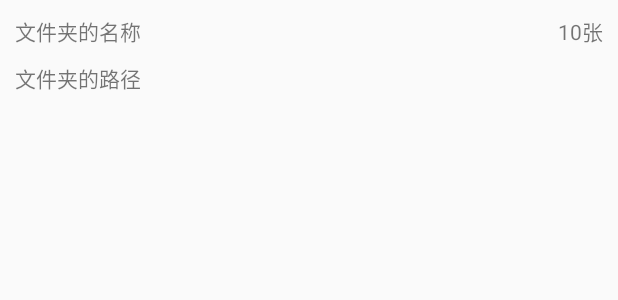
After one commit to liaowjcoder/ImageLoaderDemo, an Android app: the layout item_dir.xml on its own in the app's theme, with its tools: preview values and no code run, on a phone screen of 412 x 824 dp. The commit adds this screen. Shown: the top 300 px of the screen. Run offline under Robolectric (Android 15) with nearby library versions, the phone set to English and light mode, and no system bars.

```diff
--- a/app/src/main/java/com/zeal/imageloaderdemo/MainActivity.java
+++ b/app/src/main/java/com/zeal/imageloaderdemo/MainActivity.java
@@ -165,7 +165,7 @@ public class MainActivity extends AppCompatActivity implements View.OnClickListe
                     mFolders.add(folderBean);
 
 
-                    if (fileCount > mMaxFileCount) {
+                    if (fileCount > mMaxFileCount) {//得到最多少数量文件的文件夹
                         mMaxFileCount = fileCount;
                         mCurSelectedFolder = parentFile;
                     }
@@ -203,6 +203,7 @@ public class MainActivity extends AppCompatActivity implements View.OnClickListe
         //        folder.setFirstFilePath(mAllFils.get(0));
         //        mFolders.add(0, folder);
 
+        if (mCurSelectedFolder != null) {
             mCurFiles = Arrays.asList(mCurSelectedFolder.list(new FilenameFilter() {
                 @Override
                 public boolean accept(File dir, String filename) {
@@ -249,6 +250,7 @@ public class MainActivity extends AppCompatActivity implements View.OnClickListe
             mTvImgCount.setText(mCurFiles.size() + "张");
             mTvFolderName.setText(mCurSelectedFolder.getName());
         }
+    }
 
     private boolean checkFileAviable(String filePath) {
         final BitmapFactory.Options options = new BitmapFactory.Options();
@@ -264,7 +266,6 @@ public class MainActivity extends AppCompatActivity implements View.OnClickListe
      * 得到该文件夹下有多少符合条件的文件
      *
      * @param parentFile 需要检测
-     *
      * @return
      */
     private int getFileCounts(File parentFile) {
--- a/app/src/main/java/com/zeal/imageloaderdemo/MyAdapter.java
+++ b/app/src/main/java/com/zeal/imageloaderdemo/MyAdapter.java
@@ -136,4 +136,6 @@ public class MyAdapter extends RecyclerView.Adapter<MyAdapter.MyViewHolder> {
             mIbCheck = (ImageButton) itemView.findViewById(R.id.id_item_image_check);
         }
     }
+
+
 }
--- /dev/null
+++ b/app/src/main/res/layout/item_dir.xml
@@ -0,0 +1,27 @@
+<?xml version="1.0" encoding="utf-8"?>
+<RelativeLayout xmlns:android="http://schemas.android.com/apk/res/android"
+    android:layout_width="match_parent"
+    android:padding="10dip"
+    android:layout_height="match_parent">
+
+    <TextView
+        android:id="@+id/dir_name"
+        android:layout_width="wrap_content"
+        android:layout_height="wrap_content"
+        android:text="文件夹的名称" />
+
+    <TextView
+        android:layout_marginTop="10dip"
+        android:id="@+id/dir_path"
+        android:layout_width="wrap_content"
+        android:layout_height="wrap_content"
+        android:layout_below="@id/dir_name"
+        android:text="文件夹的路径" />
+
+    <TextView
+        android:id="@+id/file_count"
+        android:layout_width="wrap_content"
+        android:layout_height="wrap_content"
+        android:layout_alignParentRight="true"
+        android:text="10张" />
+</RelativeLayout>
```
Also changed, not shown: app/src/main/java/com/zeal/imageloaderdemo/utils/BottomSheetAdapter.java (added, +79 -0 lines), app/src/main/java/com/zeal/imageloaderdemo/utils/ImageLoader.java (+6 -1 lines), app/src/main/res/layout/bottom_sheet_dialog_view.xml (added, +11 -0 lines). Lines whose indentation alone changed are shown as unchanged.
